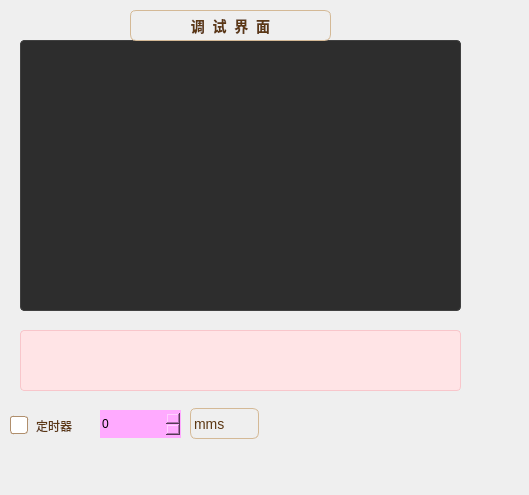
gezifeizoule123-cloud/-Temperature-and-humidity, file deb.ui: the form before one commit.
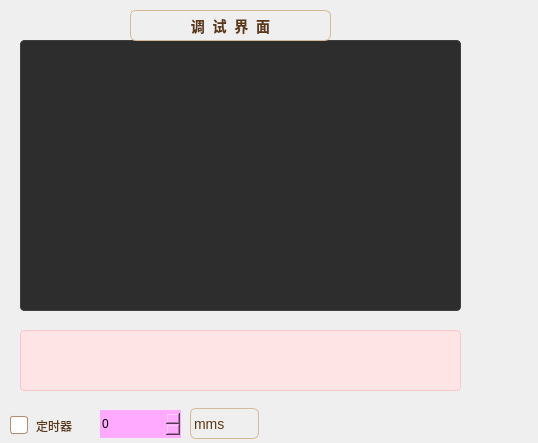
The form after the commit. Icons and pictures are not drawn.

Diff of the .ui file:
```diff
--- a/deb.ui
+++ b/deb.ui
@@ -6,8 +6,8 @@
    <rect>
     <x>0</x>
     <y>0</y>
-    <width>529</width>
-    <height>495</height>
+    <width>538</width>
+    <height>443</height>
    </rect>
   </property>
   <property name="windowTitle">
```
